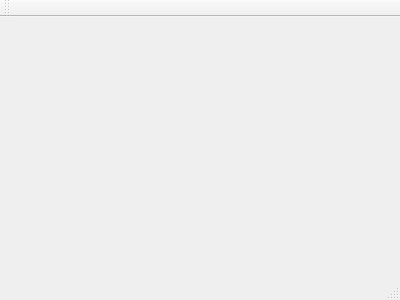
gowrusreevathsa/TestCases-Generator, file mainwindow.ui: the form before one commit.
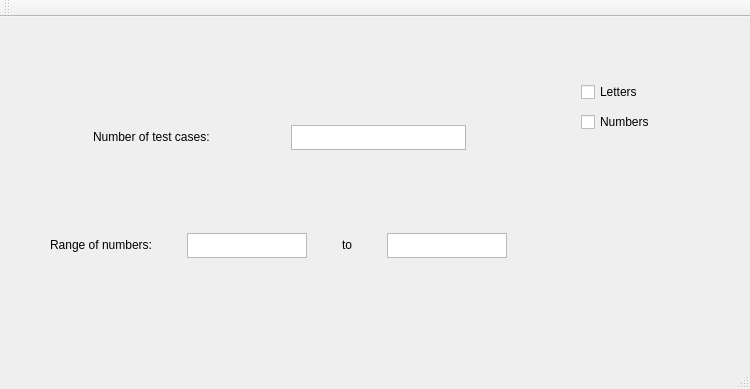
The form after the commit.

Patch:
```diff
--- a/mainwindow.ui
+++ b/mainwindow.ui
@@ -1,24 +1,221 @@
 <ui version="4.0">
  <class>MainWindow</class>
- <widget class="QMainWindow" name="MainWindow" >
-  <property name="geometry" >
+ <widget class="QMainWindow" name="MainWindow">
+  <property name="windowModality">
+   <enum>Qt::NonModal</enum>
+  </property>
+  <property name="geometry">
    <rect>
     <x>0</x>
     <y>0</y>
-    <width>400</width>
-    <height>300</height>
+    <width>750</width>
+    <height>389</height>
    </rect>
   </property>
-  <property name="windowTitle" >
+  <property name="sizePolicy">
+   <sizepolicy hsizetype="Fixed" vsizetype="Fixed">
+    <horstretch>0</horstretch>
+    <verstretch>0</verstretch>
+   </sizepolicy>
+  </property>
+  <property name="minimumSize">
+   <size>
+    <width>666</width>
+    <height>389</height>
+   </size>
+  </property>
+  <property name="maximumSize">
+   <size>
+    <width>750</width>
+    <height>389</height>
+   </size>
+  </property>
+  <property name="windowTitle">
    <string>MainWindow</string>
   </property>
-  <widget class="QMenuBar" name="menuBar" />
-  <widget class="QToolBar" name="mainToolBar" />
-  <widget class="QWidget" name="centralWidget" />
-  <widget class="QStatusBar" name="statusBar" />
+  <property name="dockNestingEnabled">
+   <bool>false</bool>
+  </property>
+  <property name="unifiedTitleAndToolBarOnMac">
+   <bool>false</bool>
+  </property>
+  <widget class="QWidget" name="centralWidget">
+   <widget class="QWidget" name="verticalLayoutWidget">
+    <property name="geometry">
+     <rect>
+      <x>570</x>
+      <y>50</y>
+      <width>160</width>
+      <height>80</height>
+     </rect>
+    </property>
+    <layout class="QVBoxLayout" name="verticalLayout">
+     <item>
+      <widget class="QCheckBox" name="lettersCheckBox">
+       <property name="cursor">
+        <cursorShape>PointingHandCursor</cursorShape>
+       </property>
+       <property name="text">
+        <string>Letters</string>
+       </property>
+      </widget>
+     </item>
+     <item>
+      <widget class="QCheckBox" name="NumbersCheckBox">
+       <property name="cursor">
+        <cursorShape>PointingHandCursor</cursorShape>
+       </property>
+       <property name="text">
+        <string>Numbers</string>
+       </property>
+       <property name="checkable">
+        <bool>true</bool>
+       </property>
+      </widget>
+     </item>
+    </layout>
+   </widget>
+   <widget class="QWidget" name="verticalLayoutWidget_2">
+    <property name="geometry">
+     <rect>
+      <x>10</x>
+      <y>20</y>
+      <width>539</width>
+      <height>311</height>
+     </rect>
+    </property>
+    <layout class="QVBoxLayout" name="verticalLayout_2">
+     <item>
+      <layout class="QHBoxLayout" name="horizontalLayout">
+       <item>
+        <widget class="QLabel" name="numCases">
+         <property name="sizePolicy">
+          <sizepolicy hsizetype="Fixed" vsizetype="Fixed">
+           <horstretch>0</horstretch>
+           <verstretch>0</verstretch>
+          </sizepolicy>
+         </property>
+         <property name="text">
+          <string>Number of test cases: </string>
+         </property>
+        </widget>
+       </item>
+       <item>
+        <widget class="QTextEdit" name="textEdit">
+         <property name="sizePolicy">
+          <sizepolicy hsizetype="Fixed" vsizetype="Fixed">
+           <horstretch>0</horstretch>
+           <verstretch>0</verstretch>
+          </sizepolicy>
+         </property>
+         <property name="minimumSize">
+          <size>
+           <width>175</width>
+           <height>25</height>
+          </size>
+         </property>
+         <property name="maximumSize">
+          <size>
+           <width>175</width>
+           <height>25</height>
+          </size>
+         </property>
+        </widget>
+       </item>
+      </layout>
+     </item>
+     <item>
+      <layout class="QHBoxLayout" name="horizontalLayout_2">
+       <item>
+        <widget class="QLabel" name="label">
+         <property name="sizePolicy">
+          <sizepolicy hsizetype="Fixed" vsizetype="Fixed">
+           <horstretch>0</horstretch>
+           <verstretch>0</verstretch>
+          </sizepolicy>
+         </property>
+         <property name="text">
+          <string>Range of numbers:</string>
+         </property>
+        </widget>
+       </item>
+       <item>
+        <widget class="QPlainTextEdit" name="plainTextEdit">
+         <property name="sizePolicy">
+          <sizepolicy hsizetype="Fixed" vsizetype="Fixed">
+           <horstretch>0</horstretch>
+           <verstretch>0</verstretch>
+          </sizepolicy>
+         </property>
+         <property name="maximumSize">
+          <size>
+           <width>120</width>
+           <height>25</height>
+          </size>
+         </property>
+        </widget>
+       </item>
+       <item>
+        <widget class="QLabel" name="label_2">
+         <property name="sizePolicy">
+          <sizepolicy hsizetype="Fixed" vsizetype="Fixed">
+           <horstretch>0</horstretch>
+           <verstretch>0</verstretch>
+          </sizepolicy>
+         </property>
+         <property name="text">
+          <string>to</string>
+         </property>
+        </widget>
+       </item>
+       <item>
+        <widget class="QPlainTextEdit" name="plainTextEdit_2">
+         <property name="sizePolicy">
+          <sizepolicy hsizetype="Fixed" vsizetype="Fixed">
+           <horstretch>0</horstretch>
+           <verstretch>0</verstretch>
+          </sizepolicy>
+         </property>
+         <property name="minimumSize">
+          <size>
+           <width>1</width>
+           <height>0</height>
+          </size>
+         </property>
+         <property name="maximumSize">
+          <size>
+           <width>120</width>
+           <height>25</height>
+          </size>
+         </property>
+        </widget>
+       </item>
+      </layout>
+     </item>
+    </layout>
+   </widget>
+  </widget>
+  <widget class="QMenuBar" name="menuBar">
+   <property name="geometry">
+    <rect>
+     <x>0</x>
+     <y>0</y>
+     <width>750</width>
+     <height>21</height>
+    </rect>
+   </property>
+  </widget>
+  <widget class="QToolBar" name="mainToolBar">
+   <attribute name="toolBarArea">
+    <enum>TopToolBarArea</enum>
+   </attribute>
+   <attribute name="toolBarBreak">
+    <bool>false</bool>
+   </attribute>
+  </widget>
+  <widget class="QStatusBar" name="statusBar"/>
  </widget>
- <layoutDefault spacing="6" margin="11" />
- <pixmapfunction></pixmapfunction>
+ <layoutdefault spacing="6" margin="11"/>
  <resources/>
  <connections/>
 </ui>
```
Left out of the diff: 1 changed line with no effect on the pictures.
